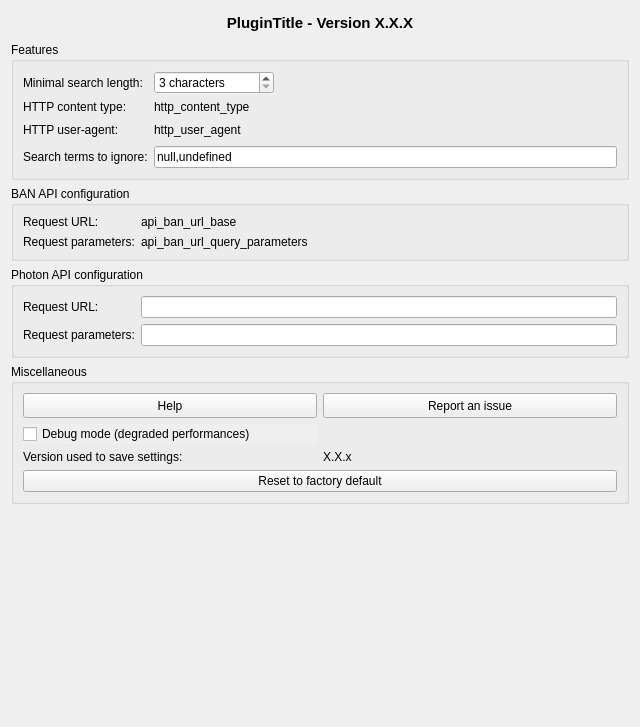
Old version of the form french_locator_filter/gui/dlg_settings.ui in the repository IGNF-Xavier/qgis-French-locator-filter.
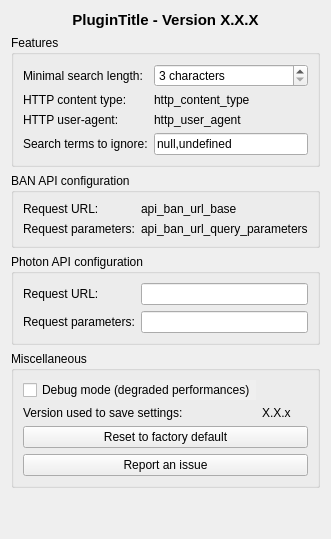
New version of the form. Icons and pictures are not drawn. Custom widgets are drawn as their Qt base class.

Commit message: feat(settings): remove help button and fix min/max size

Diff of the .ui file:
```diff
--- a/french_locator_filter/gui/dlg_settings.ui
+++ b/french_locator_filter/gui/dlg_settings.ui
@@ -2,26 +2,6 @@
 <ui version="4.0">
  <class>dlg_settings</class>
  <widget class="QWidget" name="dlg_settings">
-  <property name="geometry">
-   <rect>
-    <x>0</x>
-    <y>0</y>
-    <width>640</width>
-    <height>727</height>
-   </rect>
-  </property>
-  <property name="sizePolicy">
-   <sizepolicy hsizetype="Expanding" vsizetype="Preferred">
-    <horstretch>0</horstretch>
-    <verstretch>0</verstretch>
-   </sizepolicy>
-  </property>
-  <property name="minimumSize">
-   <size>
-    <width>640</width>
-    <height>350</height>
-   </size>
-  </property>
   <property name="windowTitle">
    <string>Settings</string>
   </property>
@@ -34,12 +14,6 @@
   <layout class="QVBoxLayout" name="verticalLayout">
    <item>
     <widget class="QLabel" name="lbl_title">
-     <property name="minimumSize">
-      <size>
-       <width>50</width>
-       <height>25</height>
-      </size>
-     </property>
      <property name="font">
       <font>
        <pointsize>11</pointsize>
@@ -78,30 +52,12 @@
    </item>
    <item>
     <widget class="QGroupBox" name="grp_features">
-     <property name="minimumSize">
-      <size>
-       <width>550</width>
-       <height>100</height>
-      </size>
-     </property>
      <property name="title">
       <string>Features</string>
      </property>
      <layout class="QGridLayout" name="gridLayout_2">
       <item row="6" column="0">
        <widget class="QLabel" name="lbl_search_terms_to_ignore">
-        <property name="minimumSize">
-         <size>
-          <width>0</width>
-          <height>20</height>
-         </size>
-        </property>
-        <property name="maximumSize">
-         <size>
-          <width>16777215</width>
-          <height>35</height>
-         </size>
-        </property>
         <property name="text">
          <string>Search terms to ignore:</string>
         </property>
@@ -109,18 +65,6 @@
       </item>
       <item row="0" column="1">
        <widget class="QSpinBox" name="sbx_min_search_length">
-        <property name="minimumSize">
-         <size>
-          <width>0</width>
-          <height>20</height>
-         </size>
-        </property>
-        <property name="maximumSize">
-         <size>
-          <width>120</width>
-          <height>35</height>
-         </size>
-        </property>
         <property name="toolTip">
          <string>Minimal search length</string>
         </property>
@@ -140,18 +84,6 @@
       </item>
       <item row="5" column="0">
        <widget class="QLabel" name="lbl_http_user_agent">
-        <property name="minimumSize">
-         <size>
-          <width>0</width>
-          <height>20</height>
-         </size>
-        </property>
-        <property name="maximumSize">
-         <size>
-          <width>16777215</width>
-          <height>35</height>
-         </size>
-        </property>
         <property name="text">
          <string>HTTP user-agent:</string>
         </property>
@@ -159,18 +91,6 @@
       </item>
       <item row="5" column="1">
        <widget class="QLabel" name="lbl_http_user_agent_value">
-        <property name="minimumSize">
-         <size>
-          <width>0</width>
-          <height>20</height>
-         </size>
-        </property>
-        <property name="maximumSize">
-         <size>
-          <width>16777215</width>
-          <height>35</height>
-         </size>
-        </property>
         <property name="toolTip">
          <string notr="true"/>
         </property>
@@ -195,18 +115,6 @@
       </item>
       <item row="0" column="0">
        <widget class="QLabel" name="lbl_min_search_length">
-        <property name="minimumSize">
-         <size>
-          <width>0</width>
-          <height>20</height>
-         </size>
-        </property>
-        <property name="maximumSize">
-         <size>
-          <width>16777215</width>
-          <height>35</height>
-         </size>
-        </property>
         <property name="text">
          <string>Minimal search length:</string>
         </property>
@@ -214,18 +122,6 @@
       </item>
       <item row="6" column="1">
        <widget class="QLineEdit" name="lne_search_terms_to_ignore">
-        <property name="minimumSize">
-         <size>
-          <width>0</width>
-          <height>20</height>
-         </size>
-        </property>
-        <property name="maximumSize">
-         <size>
-          <width>16777215</width>
-          <height>35</height>
-         </size>
-        </property>
         <property name="acceptDrops">
          <bool>false</bool>
         </property>
@@ -340,12 +236,6 @@
    </item>
    <item>
     <widget class="QGroupBox" name="grp_misc">
-     <property name="minimumSize">
-      <size>
-       <width>0</width>
-       <height>100</height>
-      </size>
-     </property>
      <property name="title">
       <string>Miscellaneous</string>
      </property>
@@ -353,14 +243,25 @@
       <bool>false</bool>
      </property>
      <layout class="QGridLayout" name="gridLayout">
-      <item row="3" column="0">
+      <item row="5" column="0" colspan="2">
+       <widget class="QPushButton" name="btn_report">
+        <property name="text">
+         <string>Report an issue</string>
+        </property>
+        <property name="icon">
+         <iconset>
+          <normaloff>:/plugins/qtribu/resources/images/bullhorn.svg</normaloff>:/plugins/qtribu/resources/images/bullhorn.svg</iconset>
+        </property>
+       </widget>
+      </item>
+      <item row="2" column="0">
        <widget class="QLabel" name="lbl_version_saved">
         <property name="text">
          <string>Version used to save settings:</string>
         </property>
        </widget>
       </item>
-      <item row="1" column="0">
+      <item row="0" column="0">
        <widget class="QCheckBox" name="opt_debug">
         <property name="toolTip">
          <string>Enable debug mode.</string>
@@ -379,30 +280,14 @@
         </property>
        </widget>
       </item>
-      <item row="0" column="1">
-       <widget class="QPushButton" name="btn_report">
-        <property name="minimumSize">
-         <size>
-          <width>150</width>
-          <height>25</height>
-         </size>
-        </property>
-        <property name="maximumSize">
-         <size>
-          <width>16777215</width>
-          <height>30</height>
-         </size>
-        </property>
+      <item row="4" column="0" colspan="2">
+       <widget class="QPushButton" name="btn_reset">
         <property name="text">
-         <string>Report an issue</string>
-        </property>
-        <property name="icon">
-         <iconset>
-          <normaloff>:/plugins/qtribu/resources/images/bullhorn.svg</normaloff>:/plugins/qtribu/resources/images/bullhorn.svg</iconset>
+         <string>Reset to factory default</string>
         </property>
        </widget>
       </item>
-      <item row="3" column="1">
+      <item row="2" column="1">
        <widget class="QLabel" name="lbl_version_saved_value">
         <property name="text">
          <string notr="true">X.X.x</string>
@@ -412,35 +297,6 @@
         </property>
        </widget>
       </item>
-      <item row="0" column="0">
-       <widget class="QPushButton" name="btn_help">
-        <property name="minimumSize">
-         <size>
-          <width>150</width>
-          <height>25</height>
-         </size>
-        </property>
-        <property name="maximumSize">
-         <size>
-          <width>16777215</width>
-          <height>30</height>
-         </size>
-        </property>
-        <property name="toolTip">
-         <string>Open documentation</string>
-        </property>
-        <property name="text">
-         <string>Help</string>
-        </property>
-       </widget>
-      </item>
-      <item row="5" column="0" colspan="2">
-       <widget class="QPushButton" name="btn_reset">
-        <property name="text">
-         <string>Reset to factory default</string>
-        </property>
-       </widget>
-      </item>
      </layout>
     </widget>
    </item>
```
The commit also changes 1 other file.
